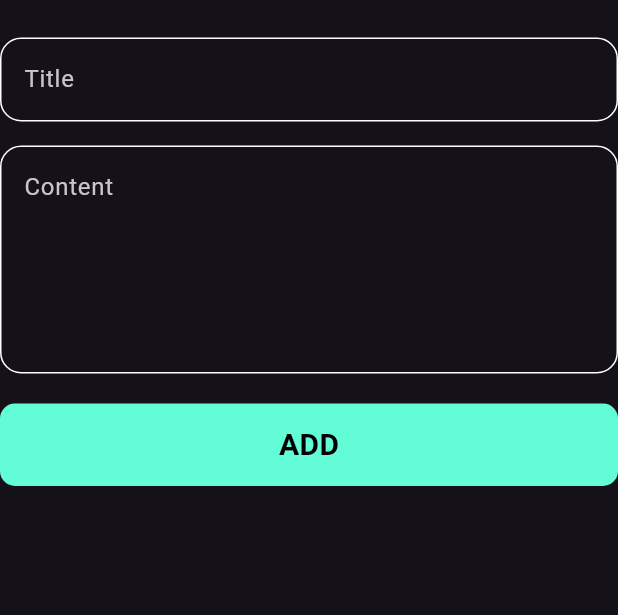
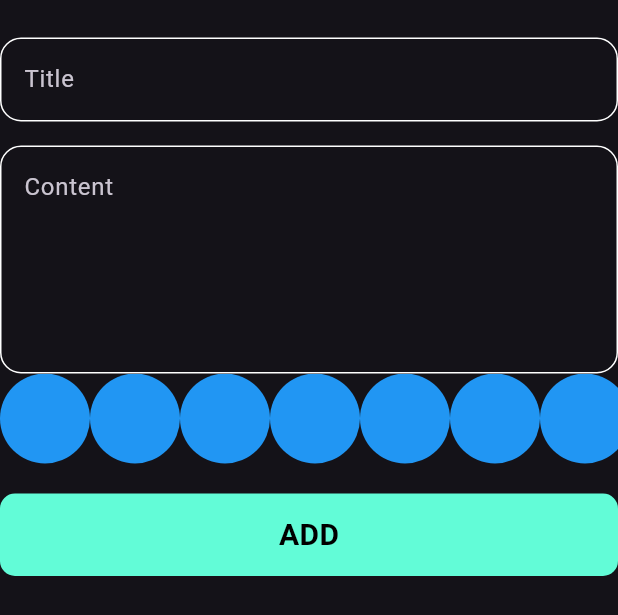
Before and after one commit to RashadAwad14/notes_app, a Flutter app: the AddNoteForm widget shown alone on an empty page, opened directly, on a phone screen of 412 x 824 dp. Shown: the top 615 px of the screen. Run offline on Flutter 3.47's test engine with Material 3 defaults, Android fonts, the phone set to English and light mode, and no system bars; our stand-ins replace bloc, flutter_bloc, font_awesome_flutter, google_fonts, hive, hive_flutter; accounts and stored records are empty; Roboto replaces fonts that are missing (Acme).

Commit message:
create colors list view part one.

```diff
--- a/lib/components/add_note_bottom_sheet.dart
+++ b/lib/components/add_note_bottom_sheet.dart
@@ -4,6 +4,7 @@ import 'package:intl/intl.dart';
 import 'package:notes_app/cubits/add_note/add_note_cubit.dart';
 import 'package:notes_app/models/note_model.dart';
 
+import 'colors_list_view.dart';
 import 'custom_button.dart';
 import 'custom_text_field.dart';
 
@@ -48,6 +49,7 @@ class _AddNoteFormState extends State<AddNoteForm> {
             hint: 'Content',
             maxLines: 5,
           ),
+          const ColorsListView(),
           const SizedBox(
             height: 20,
           ),
--- /dev/null
+++ b/lib/components/colors_list_view.dart
@@ -0,0 +1,31 @@
+import 'package:flutter/material.dart';
+
+class ColorItem extends StatelessWidget {
+  const ColorItem({super.key});
+
+  @override
+  Widget build(BuildContext context) {
+    return const CircleAvatar(
+      radius: 30,
+      backgroundColor: Colors.blue,
+    );
+  }
+}
+
+class ColorsListView extends StatelessWidget {
+  const ColorsListView({super.key});
+
+  @override
+  Widget build(BuildContext context) {
+    return  SizedBox(
+      height: 30 * 2,
+      child: ListView.builder(
+        itemCount: 10,
+        scrollDirection: Axis.horizontal,
+        itemBuilder: (context, index) {
+          return ColorItem();
+        },
+      ),
+    );
+  }
+}
```
